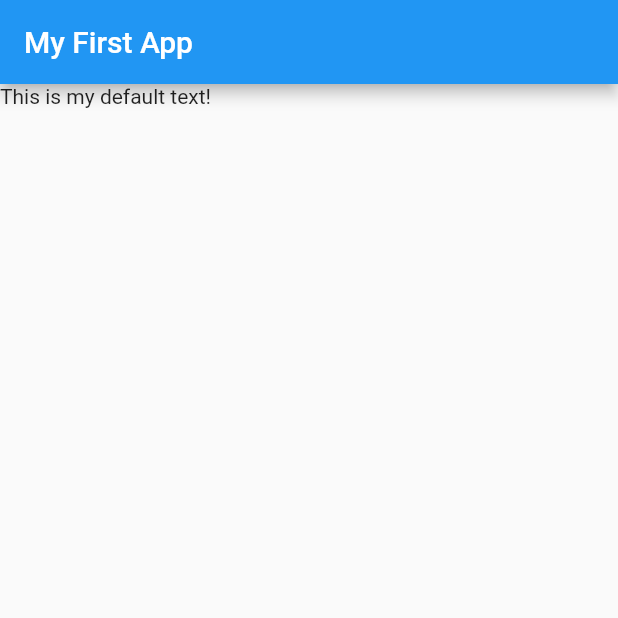
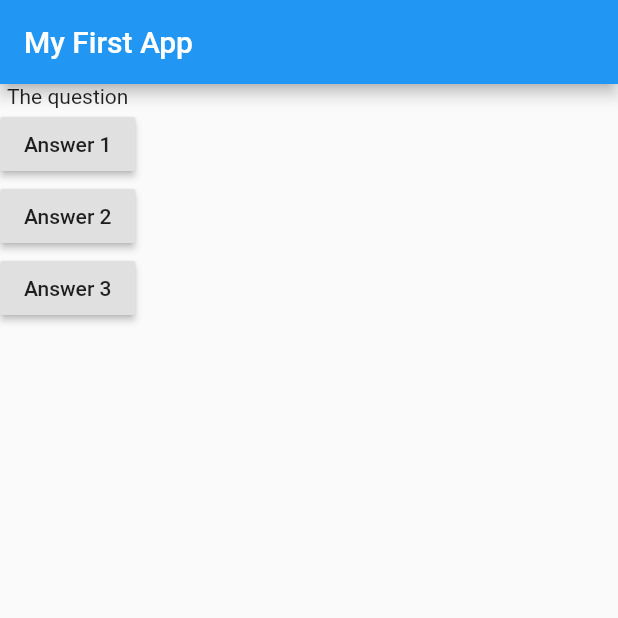
Before and after one commit to martinez96carlos/fluttercourse1, a Flutter app: the screen it shows after launch, on a phone screen of 412 x 824 dp, the top half of it. Run offline on Flutter 3.47's test engine with Material 2 defaults, Android fonts, the phone set to English and light mode, and no system bars.

```diff
--- a/lib/main.dart
+++ b/lib/main.dart
@@ -1,18 +1,46 @@
 import 'package:flutter/material.dart';
 
-void main() {
-  runApp(MyApp());
-}
+// void main() {
+//   runApp(MyApp());
+// }
+
+void main() => runApp(MyApp());
 
 class MyApp extends StatelessWidget {
   @override
   Widget build(BuildContext context) {
+
+    void answerQuestion() {
+        print('Answer chosen');
+    }
+
+    var questions = [
+      'What\'s your favorite color',
+      'What\'s your favorite animal'
+    ];
     return MaterialApp(
       home: Scaffold(
         appBar: AppBar(
           title: Text('My First App'),
         ),
-        body: Text('This is my default text!'),
+        body: Column(children: [
+          Text('The question'),
+          RaisedButton(
+            child: Text('Answer 1'),
+            onPressed: answerQuestion,
+          ),
+          RaisedButton(
+            child: Text('Answer 2'),
+            onPressed: () => print('Answer 2 chosen!'),
+          ),
+          RaisedButton(
+            child: Text('Answer 3'),
+            onPressed: () {
+              // ...
+              print('Answer 3 chosen');
+            },
+          ),
+        ]),
       ),
     );
   }
```
